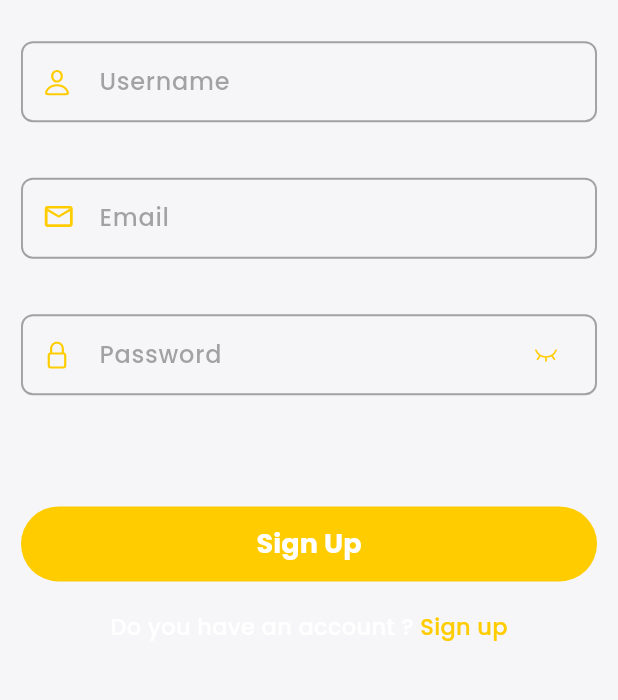
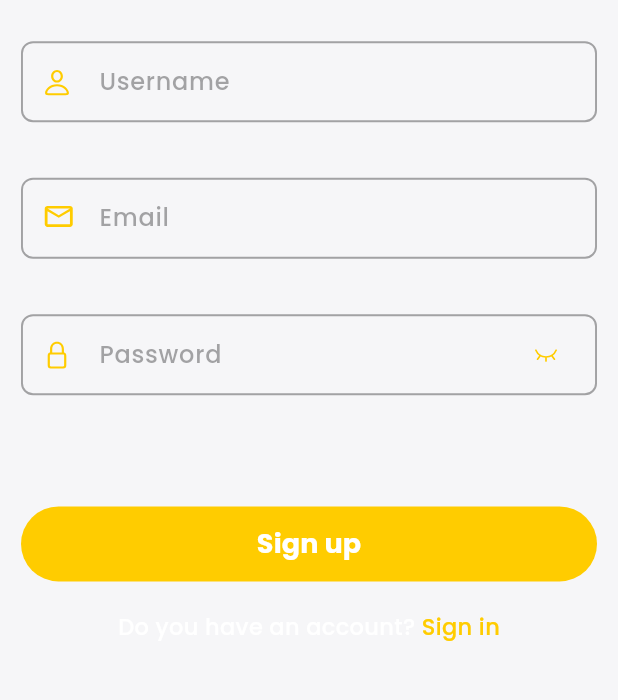
Before and after one commit to mohamedalsamrai/movie_rating_app, a Flutter app: the SignUpScreen screen opened directly, on a phone screen of 412 x 824 dp, the part 400-1100 px from its top. Run offline on Flutter 3.47's test engine with Material 3 defaults, Android fonts, the phone set to English and light mode, and no system bars; our stand-ins replace flutter_svg; generated files the repository leaves out were written again.

Commit message:
Fix hardcoded strings

```diff
--- /dev/null
+++ b/l10n.yaml
@@ -0,0 +1,3 @@
+arb-dir: lib/l10n
+template-arb-file: app_en.arb
+output-localization-file: app_localizations.dart
--- a/lib/screens/sign_up_screen.dart
+++ b/lib/screens/sign_up_screen.dart
@@ -1,4 +1,5 @@
 import 'package:flutter/material.dart';
+import 'package:flutter_gen/gen_l10n/app_localizations.dart';
 import 'package:movie_rating_app/screens/sign_in_screen.dart';
 import 'package:movie_rating_app/widgets/custom_button.dart';
 import 'package:movie_rating_app/widgets/custom_text_field.dart';
@@ -28,76 +29,66 @@ class _SignUpScreenState extends State<SignUpScreen> {
           child: Form(
             child: Column(
               children: [
-                SizedBox(
-                  height: MediaQuery.of(context).size.height * 0.09,
-                ),
-                Image.asset(
-                  "assets/images/logo.png",
-                  scale: 2.5,
-                ),
-                SizedBox(
-                  height: MediaQuery.of(context).size.height * 0.033,
-                ),
+                SizedBox(height: MediaQuery.of(context).size.height * 0.09),
+                Image.asset("assets/images/logo.png", scale: 2.5),
+                SizedBox(height: MediaQuery.of(context).size.height * 0.033),
                 CustomTextField(
                   onChanged: (value) {},
                   controller: _usernameTextFieldController,
                   prefixIcon: "assets/icons/person.svg",
-                  hintText: "Username",
+                  hintText: AppLocalizations.of(context)!.username,
                 ),
-                const SizedBox(
-                  height: 37,
-                ),
+                const SizedBox(height: 37),
                 CustomTextField(
                   onChanged: (value) {},
                   controller: _emailTextFieldController,
-                    hintText: "Email",
-                    prefixIcon: "assets/icons/email.svg"),
-                const SizedBox(
-                  height: 37,
+                  hintText: AppLocalizations.of(context)!.email,
+                  prefixIcon: "assets/icons/email.svg"
                 ),
+                const SizedBox(height: 37),
                 CustomTextField(
                   onChanged: (value) {},
                   controller: _passwordTextFieldController,
-                  hintText: "Password",
+                  hintText: AppLocalizations.of(context)!.password,
                   prefixIcon: "assets/icons/password.svg",
                   isPassField: true,
                 ),
-                SizedBox(
-                  height: MediaQuery.of(context).size.height * 0.09,
+                SizedBox(height: MediaQuery.of(context).size.height * 0.09),
+                CustomButton(
+                  text: AppLocalizations.of(context)!.signUp,
+                  color: const Color(0xffFFCC00),
+                  page: Container()
                 ),
-                CustomButton(
-                    text: "Sign Up",
-                    color: const Color(0xffFFCC00),
-                    page: Container()),
-                const SizedBox(
-                  height: 20,
-                ),
+                const SizedBox(height: 20),
                 Row(
                   mainAxisAlignment: MainAxisAlignment.center,
                   children: [
-                    const Text(
-                      "Do you have an account ? ",
-                      style: TextStyle(
+                    Text(
+                      AppLocalizations.of(context)!.doYouHaveAnAccount,
+                      style: const TextStyle(
                         color: Colors.white,
                         fontFamily: "Poppins",
                         fontWeight: FontWeight.w500,
-                          fontSize: 15),
+                        fontSize: 15
+                      ),
                     ),
                     GestureDetector(
                       onTap: () {
                         Navigator.push(
                           context,
                           MaterialPageRoute(
-                              builder: (context) => SignInScreen(),
-                            ));
+                            builder: (context) => const SignInScreen(),
+                          )
+                        );
                       },
-                      child: const Text(
-                        "Sign up",
-                        style: TextStyle(
+                      child: Text(
+                        AppLocalizations.of(context)!.signIn,
+                        style: const TextStyle(
                           color: Color(0xffFFCC00),
                           fontFamily: "Poppins",
                           fontWeight: FontWeight.w500,
-                            fontSize: 15),
+                          fontSize: 15
+                        ),
                       ),
                     )
                   ],
--- a/pubspec.yaml
+++ b/pubspec.yaml
@@ -36,6 +36,9 @@ dependencies:
   # Use with the CupertinoIcons class for iOS style icons.
   cupertino_icons: ^1.0.8
   flutter_svg: ^2.0.16
+  flutter_localizations:
+    sdk: flutter
+  intl: any
 
 dev_dependencies:
   flutter_test:
@@ -91,3 +94,5 @@ flutter:
   #
   # For details regarding fonts from package dependencies,
   # see https://flutter.dev/to/font-from-package
+
+  generate: true
```
Also changed, not shown: lib/l10n/app_en.arb (added, +13 -0 lines), lib/main.dart (+6 -3 lines), lib/screens/sign_in_screen.dart (+27 -33 lines), lib/screens/welcome_screen.dart (+15 -16 lines). Lines whose indentation alone changed are shown as unchanged.
